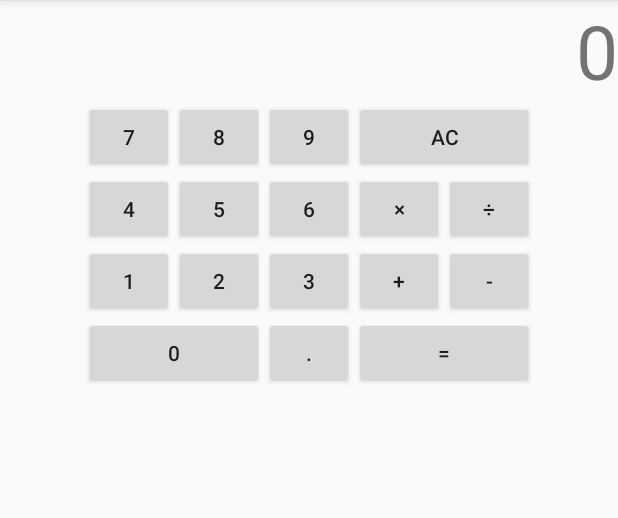
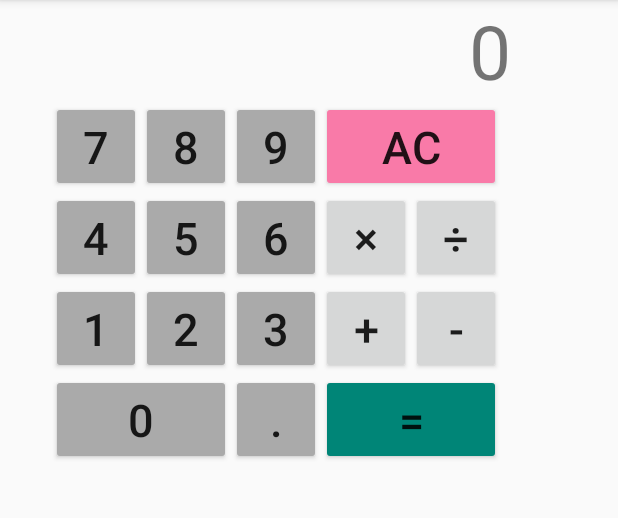
Before and after one commit to githubyosshi/CalcApp01, an Android app: the screen it shows after launch (MainActivity), on a phone screen of 412 x 824 dp, the part 84-602 px from its top. Run offline under Robolectric (Android 15) with nearby library versions, the light colour scheme and no system bars.

Commit message:
Color scheme and alignment commit

```diff
--- a/app/src/main/java/com/bird_brown/calcapp01/MainActivity.java
+++ b/app/src/main/java/com/bird_brown/calcapp01/MainActivity.java
@@ -99,7 +99,7 @@ public class MainActivity extends AppCompatActivity implements View.OnClickListe
             case R.id.dot_button :      //小数点を表示
                 display.setText(calc.inputData("."));
                 break;
-            case R.id.equal_button :        //=ボタンを押されたら演算を行い結果を表示
+            case R.id.equal_button :    //=ボタンを押されたら演算を行い結果を表示
                 display.setText(calc.doCalc());
                 break;
         }
--- a/app/src/main/res/layout/activity_main.xml
+++ b/app/src/main/res/layout/activity_main.xml
@@ -5,13 +5,21 @@
     android:layout_width="match_parent"
     android:layout_height="match_parent"
     android:orientation="vertical"
-    tools:context=".MainActivity">
-<!--    tools:layout_editor_absoluteX="1dp"-->
-<!--    tools:layout_editor_absoluteY="-5dp"-->
-
+    tools:context=".MainActivity"
+    tools:layout_editor_absoluteX="81dp"
+    tools:layout_editor_absoluteY="0dp">
+                    <!--レイアウト絶対値-->
 
     <LinearLayout
-        android:layout_width="match_parent"
+        android:layout_width="368dp"
+        android:layout_height="wrap_content"
+        android:gravity="center_horizontal"
+        android:orientation="vertical"
+        tools:layout_editor_absoluteX="8dp"
+        tools:layout_editor_absoluteY="16dp">
+
+        <LinearLayout
+            android:layout_width="314dp"
             android:layout_height="wrap_content"
             android:gravity="right"
             android:orientation="horizontal">
@@ -20,14 +28,18 @@
                 android:id="@+id/display"
                 android:layout_width="wrap_content"
                 android:layout_height="wrap_content"
+                android:layout_weight="0.94"
+                android:gravity="right"
                 android:text="@string/disp"
-            android:textSize="50dp" />
+                android:textAlignment="textEnd"
+                android:textSize="50sp" />
 
         </LinearLayout>
 
         <LinearLayout
-        android:layout_width="match_parent"
-        android:layout_height="wrap_content"
+            android:layout_width="wrap_content"
+            android:layout_height="match_parent"
+            android:layout_weight="1"
             android:gravity="center"
             android:orientation="horizontal">
 
@@ -35,124 +47,177 @@
                 android:id="@+id/seven_button"
                 android:layout_width="60dp"
                 android:layout_height="wrap_content"
-            android:text="@string/seven" />
+                android:layout_weight="1"
+                android:backgroundTint="@android:color/darker_gray"
+                android:text="@string/seven"
+                android:textSize="30sp" />
 
             <Button
                 android:id="@+id/eight_button"
                 android:layout_width="60dp"
                 android:layout_height="wrap_content"
-            android:text="@string/eight" />
+                android:layout_weight="1"
+                android:backgroundTint="@android:color/darker_gray"
+                android:text="@string/eight"
+                android:textSize="30sp" />
 
             <Button
                 android:id="@+id/nine_button"
                 android:layout_width="60dp"
                 android:layout_height="wrap_content"
-            android:text="@string/nine" />
+                android:layout_weight="1"
+                android:backgroundTint="@android:color/darker_gray"
+                android:text="@string/nine"
+                android:textSize="30sp" />
 
             <Button
                 android:id="@+id/ac_button"
                 android:layout_width="120dp"
                 android:layout_height="wrap_content"
-            android:text="@string/ac" />
+                android:layout_weight="1"
+                android:backgroundTint="@color/colorAccent"
+                android:text="@string/ac"
+                android:textSize="30sp" />
         </LinearLayout>
 
         <LinearLayout
-        android:layout_width="match_parent"
-        android:layout_height="wrap_content"
-        android:gravity="center"
+            android:layout_width="wrap_content"
+            android:layout_height="match_parent"
+            android:layout_weight="1"
+            android:gravity="center_horizontal"
             android:orientation="horizontal">
 
             <Button
                 android:id="@+id/four_button"
                 android:layout_width="60dp"
                 android:layout_height="wrap_content"
-            android:text="@string/four" />
+                android:layout_weight="1"
+                android:backgroundTint="@android:color/darker_gray"
+                android:text="@string/four"
+                android:textSize="30sp" />
 
             <Button
                 android:id="@+id/five_button"
                 android:layout_width="60dp"
                 android:layout_height="wrap_content"
-            android:text="@string/five" />
+                android:layout_weight="1"
+                android:backgroundTint="@android:color/darker_gray"
+                android:text="@string/five"
+                android:textSize="30sp" />
 
             <Button
                 android:id="@+id/six_button"
                 android:layout_width="60dp"
                 android:layout_height="wrap_content"
-            android:text="@string/six" />
+                android:layout_weight="1"
+                android:backgroundTint="@android:color/darker_gray"
+                android:text="@string/six"
+                android:textSize="30sp" />
 
             <Button
                 android:id="@+id/mul_button"
                 android:layout_width="60dp"
                 android:layout_height="wrap_content"
-            android:text="@string/mul" />
+                android:layout_weight="1"
+                android:text="@string/mul"
+                android:textSize="30sp" />
 
             <Button
                 android:id="@+id/div_button"
                 android:layout_width="60dp"
                 android:layout_height="wrap_content"
-            android:text="@string/div" />
+                android:layout_weight="1"
+                android:text="@string/div"
+                android:textSize="30sp" />
         </LinearLayout>
 
         <LinearLayout
-        android:layout_width="match_parent"
-        android:layout_height="wrap_content"
-        android:gravity="center"
+            android:layout_width="wrap_content"
+            android:layout_height="match_parent"
+            android:layout_weight="1"
+            android:gravity="center_horizontal"
             android:orientation="horizontal">
 
             <Button
                 android:id="@+id/one_button"
                 android:layout_width="60dp"
                 android:layout_height="wrap_content"
-            android:text="@string/one" />
+                android:layout_weight="1"
+                android:backgroundTint="@android:color/darker_gray"
+                android:text="@string/one"
+                android:textSize="30sp" />
 
             <Button
                 android:id="@+id/two_button"
                 android:layout_width="60dp"
                 android:layout_height="wrap_content"
-            android:text="@string/two" />
+                android:layout_weight="1"
+                android:backgroundTint="@android:color/darker_gray"
+                android:text="@string/two"
+                android:textSize="30sp" />
 
             <Button
                 android:id="@+id/three_button"
                 android:layout_width="60dp"
                 android:layout_height="wrap_content"
-            android:text="@string/three" />
+                android:layout_weight="1"
+                android:backgroundTint="@android:color/darker_gray"
+                android:text="@string/three"
+                android:textSize="30sp" />
 
             <Button
                 android:id="@+id/plus_button"
                 android:layout_width="60dp"
                 android:layout_height="wrap_content"
-            android:text="@string/plus" />
+                android:layout_weight="1"
+                android:text="@string/plus"
+                android:textSize="30sp" />
 
             <Button
                 android:id="@+id/minus_button"
                 android:layout_width="60dp"
                 android:layout_height="wrap_content"
-            android:text="@string/minus" />
+                android:layout_weight="1"
+                android:text="@string/minus"
+                android:textSize="30sp" />
         </LinearLayout>
 
         <LinearLayout
-        android:layout_width="match_parent"
-        android:layout_height="wrap_content"
-        android:gravity="center"
-        android:orientation="horizontal">
+            android:layout_width="wrap_content"
+            android:layout_height="match_parent"
+            android:layout_weight="1"
+            android:gravity="center_horizontal"
+            android:orientation="horizontal"
+            tools:layout_editor_absoluteX="8dp"
+            tools:layout_editor_absoluteY="8dp">
 
             <Button
                 android:id="@+id/zero_button"
                 android:layout_width="120dp"
                 android:layout_height="wrap_content"
-            android:text="@string/zero" />
+                android:layout_weight="1"
+                android:backgroundTint="@android:color/darker_gray"
+                android:text="@string/zero"
+                android:textSize="30sp" />
 
             <Button
                 android:id="@+id/dot_button"
                 android:layout_width="60dp"
                 android:layout_height="wrap_content"
-            android:text="@string/dot" />
+                android:layout_weight="1"
+                android:backgroundTint="@android:color/darker_gray"
+                android:text="@string/dot"
+                android:textSize="30sp" />
 
             <Button
                 android:id="@+id/equal_button"
                 android:layout_width="120dp"
                 android:layout_height="wrap_content"
-            android:text="@string/equal" />
+                android:layout_weight="1"
+                android:backgroundTint="@color/colorPrimary"
+                android:text="@string/equal"
+                android:textSize="30sp" />
+        </LinearLayout>
     </LinearLayout>
 
 </androidx.appcompat.widget.LinearLayoutCompat>
--- a/app/src/main/res/values/colors.xml
+++ b/app/src/main/res/values/colors.xml
@@ -2,5 +2,5 @@
 <resources>
     <color name="colorPrimary">#008577</color>
     <color name="colorPrimaryDark">#00574B</color>
-    <color name="colorAccent">#D81B60</color>
+    <color name="colorAccent">#F97AA8</color>
 </resources>
```
Lines whose indentation alone changed are shown as unchanged.
